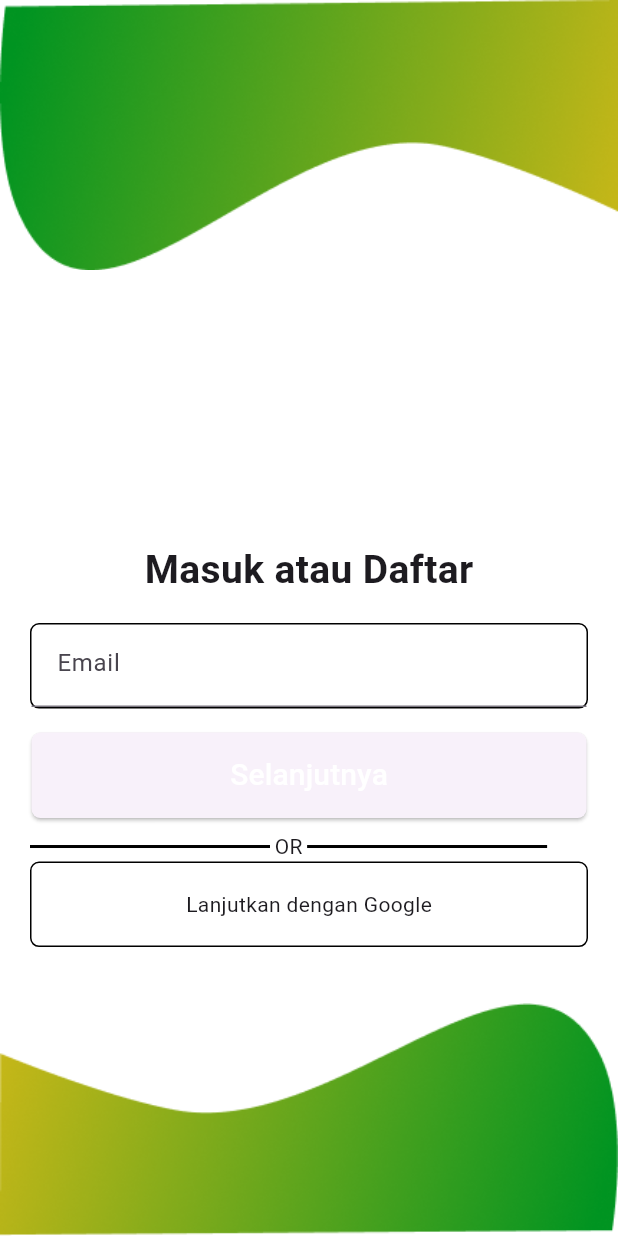
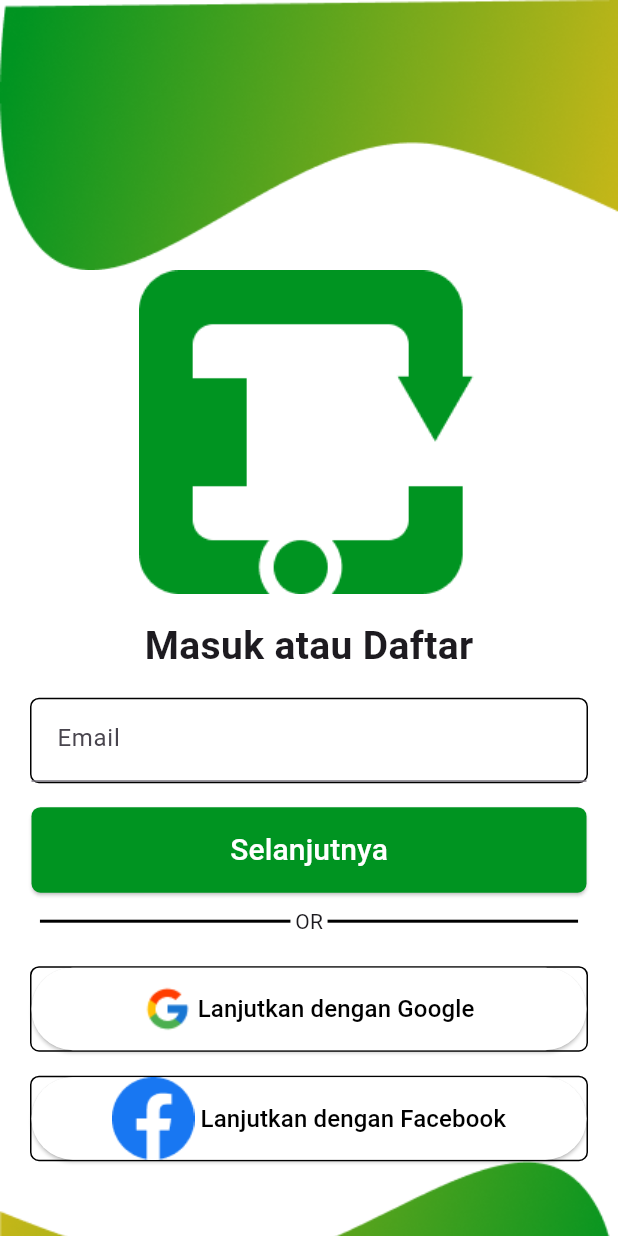
Before and after one commit to Perry1611/pemmob-my-app, a Flutter app: the LoginScreen screen opened directly, on a phone screen of 412 x 824 dp. Run offline on Flutter 3.47's test engine with Material 3 defaults, Android fonts, the phone set to English and light mode, and no system bars.

Commit message:
memperbarui login

```diff
--- a/lib/main.dart
+++ b/lib/main.dart
@@ -34,7 +34,7 @@ class MyApp extends StatelessWidget {
         scaffoldBackgroundColor: const Color(0xFF009421),
         colorScheme: ColorScheme.fromSeed(seedColor: Colors.deepPurple),
       ),
-      home: const ProfileScreen(),
+      home: const LoginScreen(),
     );
   }
 }
--- a/lib/screens/auth/login.dart
+++ b/lib/screens/auth/login.dart
@@ -1,5 +1,4 @@
 import 'package:flutter/material.dart';
-// import 'package:my_app/partials/color.dart';
 
 class LoginScreen extends StatelessWidget {
   const LoginScreen({super.key});
@@ -17,13 +16,13 @@ class LoginScreen extends StatelessWidget {
             Image.asset('lib/assets/images/login-ornament-top.png'),
             Column(
               children: [
-                Image.asset('lib/assets/images/logo_secondary.png', width: 113),
+                Image.asset('lib/assets/images/logo-login.png'),
                 const SizedBox(height: 16),
-                Text(
-                  "Masuk atau Daftar",
+                const Text(
+                  'Masuk atau Daftar',
                   style: TextStyle(fontSize: 26, fontWeight: FontWeight.w600),
                 ),
-                const SizedBox(height: 17),
+                const SizedBox(height: 16),
                 Container(
                   width: 372,
                   height: 57,
@@ -33,7 +32,7 @@ class LoginScreen extends StatelessWidget {
                   ),
                   child: TextField(
                     decoration: InputDecoration(
-                      hintText: "Email",
+                      hintText: 'Email',
                       contentPadding: EdgeInsets.only(
                         left: 17,
                         top: 17,
@@ -49,17 +48,17 @@ class LoginScreen extends StatelessWidget {
                   child: ElevatedButton(
                     onPressed: () {},
                     style: ElevatedButton.styleFrom(
-                      // backgroundColor: primary,
+                      backgroundColor: const Color(0xff009421),
                       shape: RoundedRectangleBorder(
                         borderRadius: BorderRadius.circular(6),
                       ),
                     ),
-                    child: const Text(
+                    child: Text(
                       "Selanjutnya",
                       style: TextStyle(
+                        color: const Color(0xffffffff),
+                        fontSize: 20,
                         fontWeight: FontWeight.w500,
-                        fontSize: 20,
-                        color: Colors.white,
                       ),
                     ),
                   ),
@@ -68,15 +67,17 @@ class LoginScreen extends StatelessWidget {
                 SizedBox(
                   width: 372,
                   child: Row(
+                    mainAxisAlignment: MainAxisAlignment.center,
                     children: [
-                      Container(width: 160, height: 2, color: Colors.black),
+                      Container(width: 167, height: 2, color: Colors.black),
                       const SizedBox(width: 3),
-                      const Text('OR'),
+                      Text('OR'),
                       const SizedBox(width: 3),
-                      Container(width: 160, height: 2, color: Colors.black),
+                      Container(width: 167, height: 2, color: Colors.black),
                     ],
                   ),
                 ),
+                const SizedBox(height: 20),
                 Container(
                   width: 372,
                   height: 57,
@@ -84,7 +85,57 @@ class LoginScreen extends StatelessWidget {
                     border: Border.all(width: 1),
                     borderRadius: BorderRadius.circular(6),
                   ),
-                  child: Center(child: Text("Lanjutkan dengan Google")),
+                  child: ElevatedButton(
+                    onPressed: () {},
+                    style: ElevatedButton.styleFrom(
+                      backgroundColor: const Color(0xffffffff),
+                    ),
+                    child: Row(
+                      mainAxisAlignment: MainAxisAlignment.center,
+                      children: [
+                        Image.asset('lib/assets/images/google-icon.png'),
+                        const SizedBox(width: 4),
+                        Text(
+                          'Lanjutkan dengan Google',
+                          style: TextStyle(
+                            fontSize: 16,
+                            fontWeight: FontWeight.w500,
+                            color: Colors.black,
+                          ),
+                        ),
+                      ],
+                    ),
+                  ),
+                ),
+                const SizedBox(height: 16,),
+                Container(
+                  width: 372,
+                  height: 57,
+                  decoration: BoxDecoration(
+                    border: Border.all(width: 1),
+                    borderRadius: BorderRadius.circular(6),
+                  ),
+                  child: ElevatedButton(
+                    onPressed: () {},
+                    style: ElevatedButton.styleFrom(
+                      backgroundColor: const Color(0xffffffff),
+                    ),
+                    child: Row(
+                      mainAxisAlignment: MainAxisAlignment.center,
+                      children: [
+                        Image.asset('lib/assets/images/facebook-icon.png'),
+                        const SizedBox(width: 4),
+                        Text(
+                          'Lanjutkan dengan Facebook',
+                          style: TextStyle(
+                            fontSize: 16,
+                            fontWeight: FontWeight.w500,
+                            color: Colors.black,
+                          ),
+                        ),
+                      ],
+                    ),
+                  ),
                 ),
               ],
             ),
--- a/lib/screens/splash.dart
+++ b/lib/screens/splash.dart
@@ -6,21 +6,14 @@ class SplashScreen extends StatelessWidget {
   @override
   Widget build(BuildContext context) {
     return Scaffold(
-      body: Column(
-        mainAxisAlignment: MainAxisAlignment.spaceBetween,
-        children: [
-          Image.asset(
-              'assets/images/top-linear.png'
-          ),
-          Image.asset(
-              'assets/images/logo.png',
-              width: 174
-          ),
-          Image.asset(
-              'assets/images/bottom.png'
-          )
-        ],
-      ),
+        body: Column(
+          mainAxisAlignment: MainAxisAlignment.spaceBetween,
+          children: [
+            Image.asset('assets/images/ornament-top.png'),
+            Image.asset('assets/images/logo.png'),
+            Image.asset('assets/images/ornament-bottom.png')
+          ],
+        )
     );
   }
 }
```
Also changed, not shown: lib/assets/images/facebook-icon.png (added), lib/assets/images/google-icon.png (added), lib/assets/images/logo-login.png (added).
